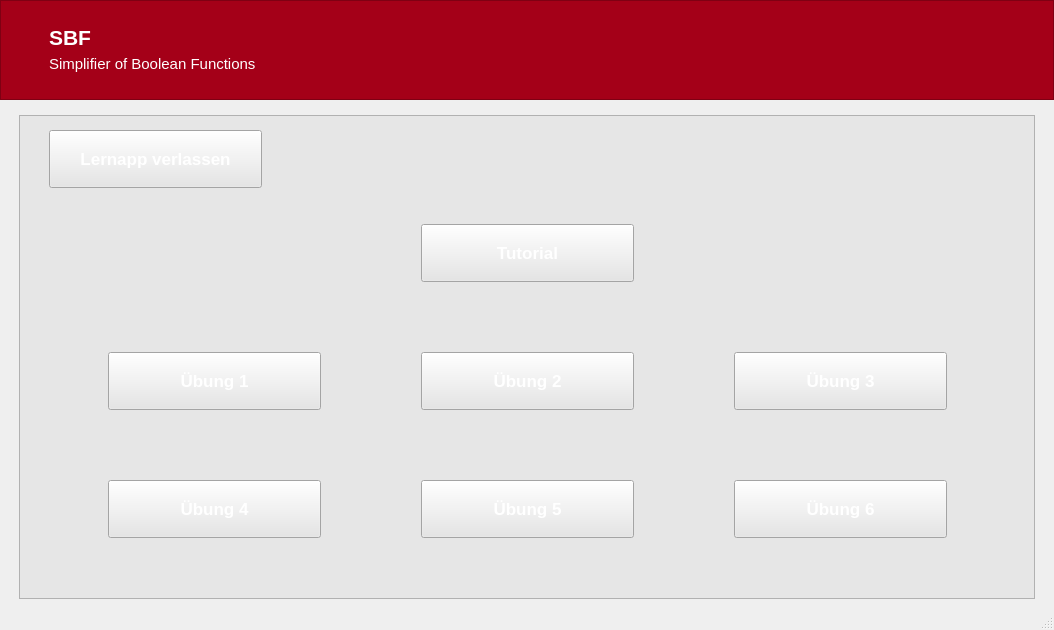
The window that Application/mainwindow.ui (markus-senger/KV-diagram) describes before a commit, drawn with Qt 5.
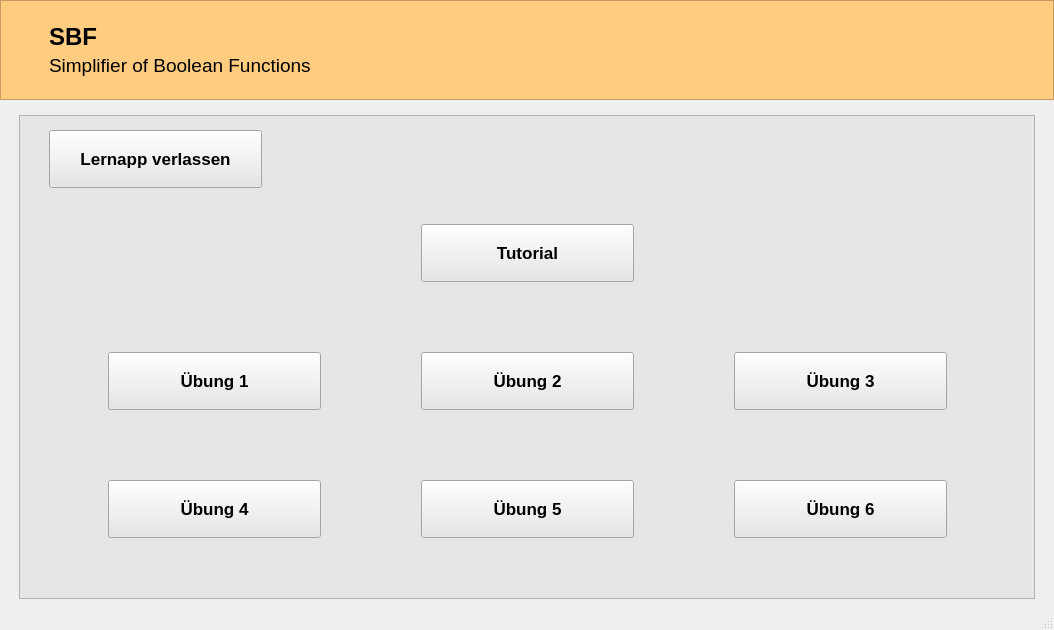
The same window after the commit. The open tabs and pages were chosen to show the change. Icons and pictures are not drawn. Custom widgets are drawn as their Qt base class.

Commit message: Change design color

Diff of the .ui file:
```diff
--- a/Application/mainwindow.ui
+++ b/Application/mainwindow.ui
@@ -82,7 +82,7 @@
        </size>
       </property>
       <property name="styleSheet">
-       <string notr="true">background-color: #A40018;</string>
+       <string notr="true">background-color: #ffcc80;</string>
       </property>
       <property name="frameShape">
        <enum>QFrame::StyledPanel</enum>
@@ -147,13 +147,14 @@
            </property>
            <property name="font">
             <font>
-             <pointsize>16</pointsize>
+             <family>Arial</family>
+             <pointsize>18</pointsize>
              <weight>75</weight>
              <bold>true</bold>
             </font>
            </property>
            <property name="styleSheet">
-            <string notr="true">color: white;</string>
+            <string notr="true">color: black;</string>
            </property>
            <property name="text">
             <string>SBF</string>
@@ -170,11 +171,12 @@
            </property>
            <property name="font">
             <font>
-             <pointsize>11</pointsize>
+             <family>Arial</family>
+             <pointsize>14</pointsize>
             </font>
            </property>
            <property name="styleSheet">
-            <string notr="true">color: white;</string>
+            <string notr="true">color: black;</string>
            </property>
            <property name="text">
             <string>Simplifier of Boolean Functions</string>
@@ -574,7 +576,7 @@
                  <property name="styleSheet">
                   <string notr="true">QPushButton
 {
-	color: white;
+	color: black;
 	width: 205px;
 	height: 50px;
    	border-image: url(:/images/buttons/button.png)
@@ -660,7 +662,7 @@
                    <property name="styleSheet">
                     <string notr="true">QPushButton
 {
-	color: white;
+	color: black;
 	width: 205px;
 	height: 50px;
    	border-image: url(:/images/buttons/button.png)
@@ -689,7 +691,7 @@
                    <property name="styleSheet">
                     <string notr="true">QPushButton
 {
-	color: white;
+	color: black;
 	width: 205px;
 	height: 50px;
    	border-image: url(:/images/buttons/button.png)
@@ -718,7 +720,7 @@
                    <property name="styleSheet">
                     <string notr="true">QPushButton
 {
-	color: white;
+	color: black;
 	width: 205px;
 	height: 50px;
    	border-image: url(:/images/buttons/button_hover.png)
@@ -747,7 +749,7 @@
                    <property name="styleSheet">
                     <string notr="true">QPushButton
 {
-	color: white;
+	color: black;
 	width: 205px;
 	height: 50px;
    	border-image: url(:/images/buttons/button_hover.png)
@@ -776,7 +778,7 @@
                    <property name="styleSheet">
                     <string notr="true">QPushButton
 {
-	color: white;
+	color: black;
 	width: 205px;
 	height: 50px;
    	border-image: url(:/images/buttons/button_hover.png)
@@ -805,7 +807,7 @@
                    <property name="styleSheet">
                     <string notr="true">QPushButton
 {
-	color: white;
+	color: black;
 	width: 205px;
 	height: 50px;
    	border-image: url(:/images/buttons/button_hover.png)
@@ -834,7 +836,7 @@
                    <property name="styleSheet">
                     <string notr="true">QPushButton
 {
-	color: white;
+	color: black;
 	width: 205px;
 	height: 50px;
    	border-image: url(:/images/buttons/button_hover.png)
```
Left out of the diff: 14 changed lines with no effect on the pictures. The commit also changes 28 other files.
